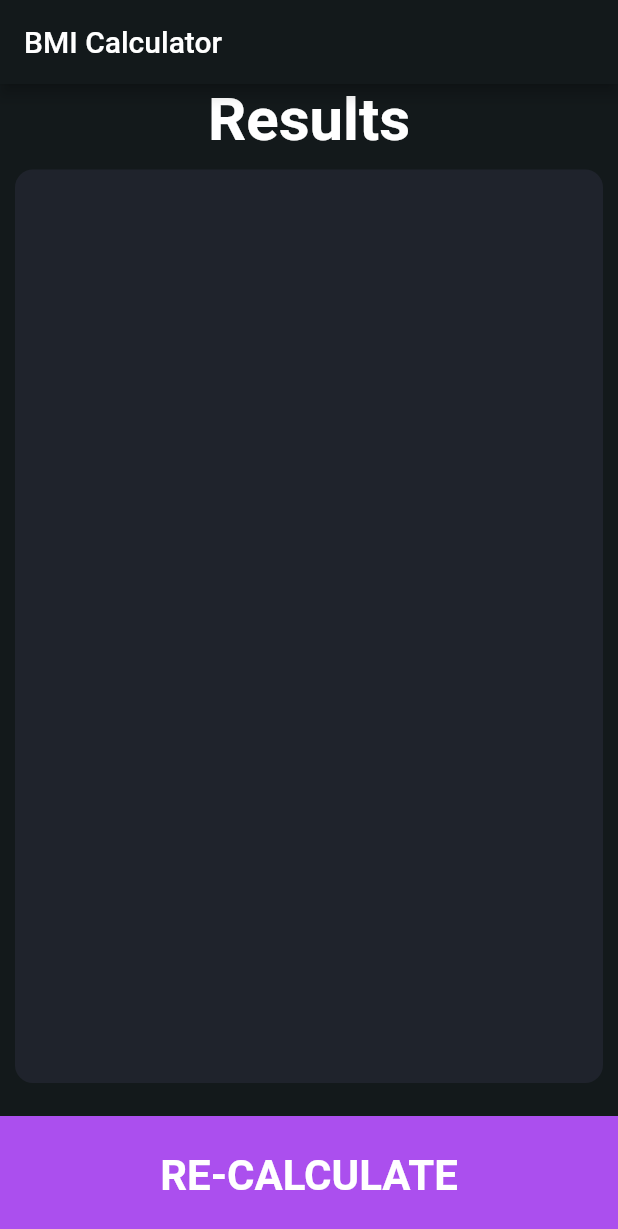
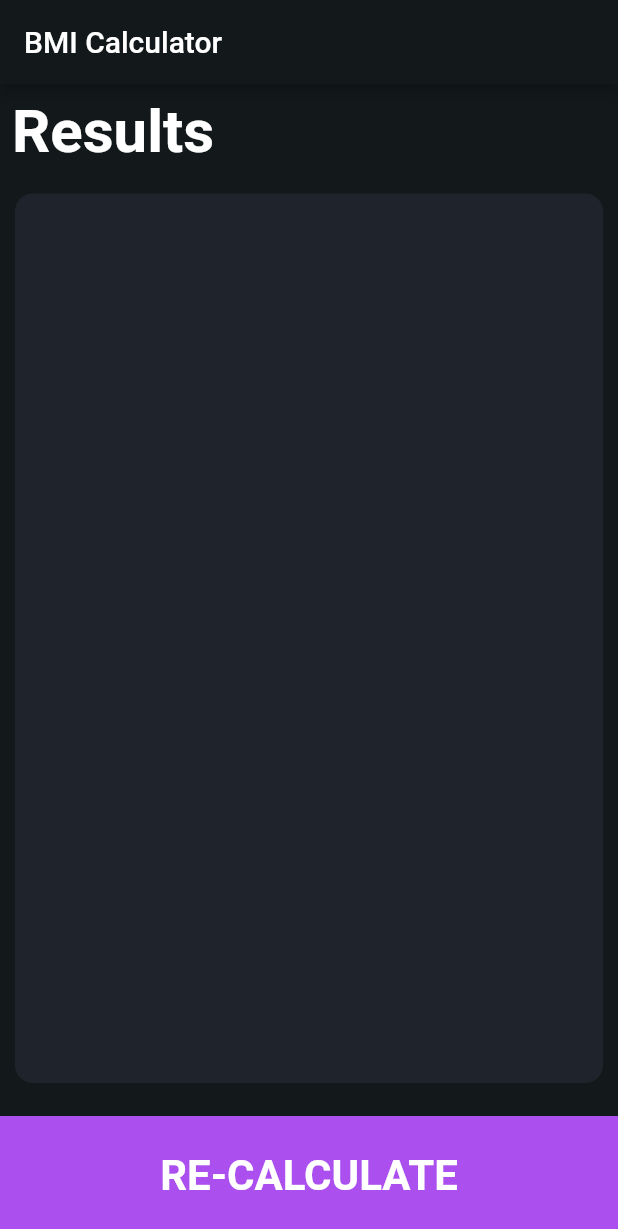
Before and after one commit to eeBarrionuevo/flutter_codigo5_bmi, a Flutter app: the screen it shows after launch, on a phone screen of 412 x 824 dp. Shown: the top 1229 px of the screen. Run offline on Flutter 3.47's test engine with Material 2 defaults, Android fonts, the phone set to English and light mode, and no system bars; our stand-ins replace font_awesome_flutter.

Commit message:
ResultPage 2

```diff
--- a/lib/pages/input_page.dart
+++ b/lib/pages/input_page.dart
@@ -217,19 +217,8 @@ class _InputPageState extends State<InputPage> {
             ),
           ),
           //Botón
-          Container(
-            height: 80.0,
-            width: double.infinity,
-            margin: const EdgeInsets.only(top: 12.0),
-            color: kPrimaryColor,
-            alignment: Alignment.center,
-            child: const Text(
-              "CALCULATE",
-              style: TextStyle(
-                fontSize: 28.0,
-                fontWeight: FontWeight.bold,
-              ),
-            ),
+          NavigatorButton(
+            text: "CALCULATE",
           ),
         ],
       ),
--- a/lib/pages/result_page.dart
+++ b/lib/pages/result_page.dart
@@ -11,12 +11,16 @@ class ResultPage extends StatelessWidget {
         title: Text("BMI Calculator"),
       ),
       body: Column(
+        crossAxisAlignment: CrossAxisAlignment.start,
         children: [
-          Text(
-            "Results",
-            style: TextStyle(
-              fontSize: 40.0,
-              fontWeight: FontWeight.bold,
+          const Padding(
+            padding: EdgeInsets.all(8.0),
+            child: Text(
+              "Results",
+              style: TextStyle(
+                fontSize: 40.0,
+                fontWeight: FontWeight.bold,
+              ),
             ),
           ),
           Expanded(
@@ -25,19 +29,8 @@ class ResultPage extends StatelessWidget {
               color: Color(0xff1F232C),
             ),
           ),
-          Container(
-            height: 80.0,
-            width: double.infinity,
-            margin: const EdgeInsets.only(top: 12.0),
-            color: Color(0xffAB4FEE),
-            alignment: Alignment.center,
-            child: const Text(
-              "RE-CALCULATE",
-              style: TextStyle(
-                fontSize: 28.0,
-                fontWeight: FontWeight.bold,
-              ),
-            ),
+          NavigatorButton(
+            text: "RE-CALCULATE",
           ),
         ],
       ),
--- a/lib/widgets.dart
+++ b/lib/widgets.dart
@@ -84,3 +84,28 @@ class InputIconButton extends StatelessWidget {
     );
   }
 }
+
+class NavigatorButton extends StatelessWidget {
+
+  String text;
+
+  NavigatorButton({required this.text,});
+
+  @override
+  Widget build(BuildContext context) {
+    return Container(
+      height: 80.0,
+      width: double.infinity,
+      margin: const EdgeInsets.only(top: 12.0),
+      color: kPrimaryColor,
+      alignment: Alignment.center,
+      child: Text(
+        text,
+        style: const TextStyle(
+          fontSize: 28.0,
+          fontWeight: FontWeight.bold,
+        ),
+      ),
+    );
+  }
+}
```
